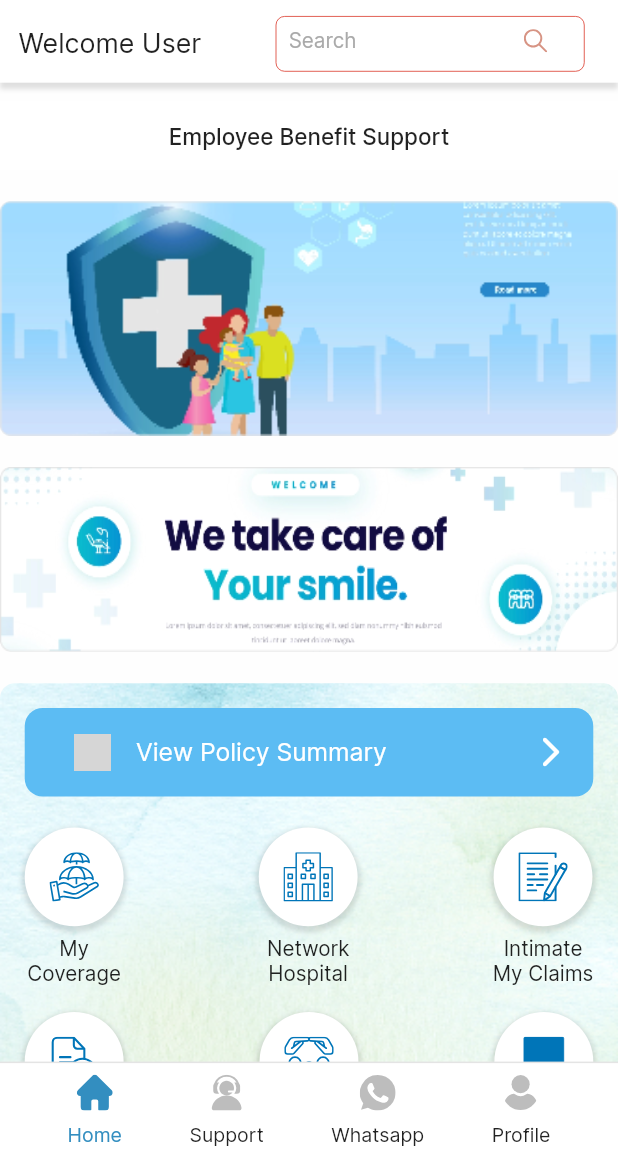
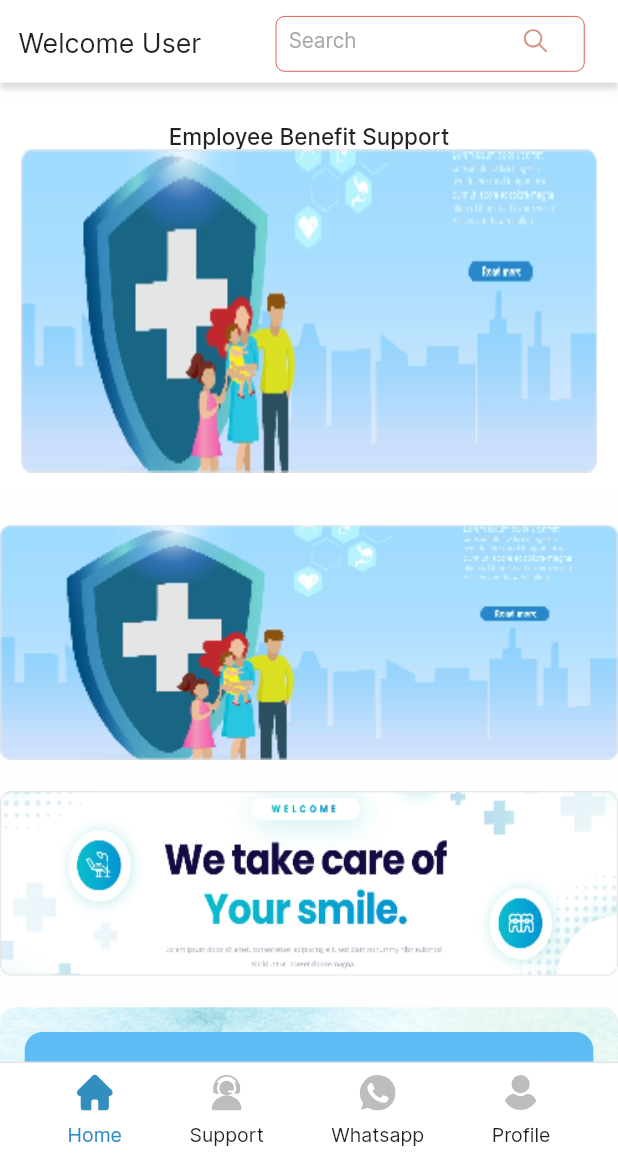
Before and after one commit to PankajPatil17/HDFC, a Flutter app: the HomePage screen opened directly, on a phone screen of 412 x 824 dp, the part 78-1236 px from its top. Run offline on Flutter 3.47's test engine with Material 2 defaults, Android fonts, the phone set to English and light mode, and no system bars; drawn by our look-alikes of carousel_slider; our stand-ins replace device_info_plus, dotted_border, file_picker, firebase_messaging, flutter_local_notifications, flutter_svg and 10 more; missing offline and left inert: store_redirect; accounts and stored records are empty; network calls fail; grey boxes are pictures that could not be loaded.

Commit message:
first commit

```diff
--- a/lib/Generic/Constant/colors.dart
+++ b/lib/Generic/Constant/colors.dart
@@ -1,6 +1,6 @@
 import 'package:flutter/material.dart';
 
-const mainBlue = Color(0xff0075B8);
+const mainBlue = Color(0xffD82A1B);
 const DropShadow = Color(0xffF7F7F7);
 const pWhite = Colors.white;
 
--- a/lib/Screens/HomePage.dart
+++ b/lib/Screens/HomePage.dart
@@ -4,7 +4,6 @@ import 'package:carousel_slider/carousel_slider.dart';
 import 'package:flutter/material.dart';
 import 'package:flutter_svg/flutter_svg.dart';
 import 'package:get/get.dart';
-import 'dart:io';
 
 import 'package:sizer/sizer.dart';
 import 'package:hdfc_bank/Controller/AccountController.dart';
@@ -105,7 +104,6 @@ class _HomePageState extends State<HomePage> {
                                   : Color(0xffD82A1B),
                             )),
                         FutureBuilder(
-                          future: HomeController.NetworkHospitalImages(),
                           builder: (BuildContext context,
                               AsyncSnapshot<dynamic> snapshot) {
                             return HomeController.notificationCount == 0 ||
@@ -247,7 +245,35 @@ class _HomePageState extends State<HomePage> {
               label: 'Employee Benefit Support',
               textStyle: labelTextStyleBlackMedium16,
             ),
-          )
+          ),
+          CarouselSlider.builder(
+            itemCount: 3,
+            itemBuilder: (BuildContext context, int index, int realIndex) {
+              return Container(
+                width: 100.h,
+                decoration: BoxDecoration(
+                  color: Colors.white,
+                  borderRadius: BorderRadius.circular(6),
+                ),
+                child: ClipRRect(
+                  borderRadius: BorderRadius.circular(6),
+                  child: Image.asset(
+                    'assets/Images/Banner.png',
+                    fit: BoxFit.fill,
+                  ),
+                ),
+              );
+            },
+            options: CarouselOptions(
+              autoPlay: true,
+              pauseAutoPlayOnManualNavigate: true,
+              pauseAutoPlayOnTouch: true,
+              viewportFraction: 1,
+              aspectRatio: 16 / 9,
+              initialPage: 0,
+              autoPlayInterval: Duration(seconds: 4),
+            ),
+          ),
         ],
       ),
     );
```
